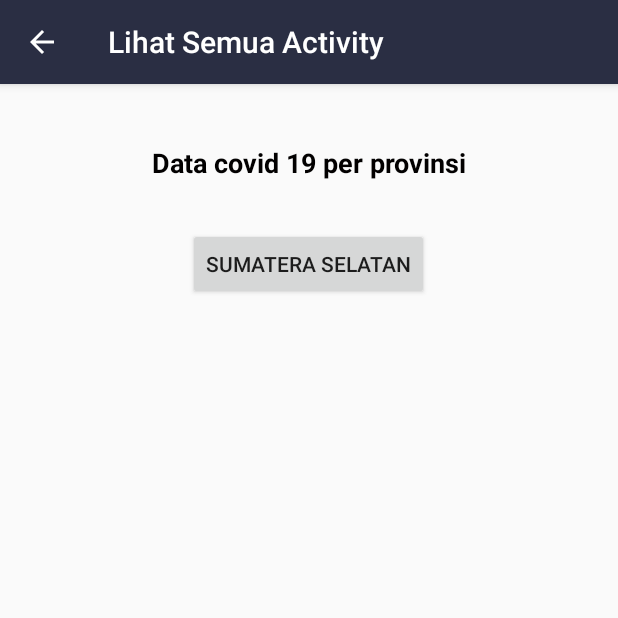
After one commit to Kelompok10PB/CapstoneProjectK10, an Android app: the LihatSemuaActivity screen opened directly, with no data from a screen before it, on a phone screen of 412 x 824 dp, the top half of it. The commit adds this screen. Run offline under Robolectric (Android 15) with nearby library versions, the phone set to English and light mode, and no system bars.

Commit message:
perpindahan_halaman

```diff
--- /dev/null
+++ b/app/src/main/java/com/example/capstoneprojectk10/LihatSemuaActivity.java
@@ -0,0 +1,26 @@
+package com.example.capstoneprojectk10;
+
+import android.content.Intent;
+import android.os.Bundle;
+import android.util.Log;
+import android.view.View;
+
+import androidx.appcompat.app.AppCompatActivity;
+
+public class LihatSemuaActivity extends AppCompatActivity {
+
+    private static final String LOG_TAG =
+            MainActivity.class.getSimpleName();
+
+    @Override
+    protected void onCreate(Bundle savedInstanceState) {
+        super.onCreate(savedInstanceState);
+        setContentView(R.layout.activity_lihat_semua);
+    }
+
+    public void launchSecondActivity(View view) {
+        Log.d(LOG_TAG, "Button clicked!");
+        Intent intent = new Intent(this, DetailActivity.class);
+        startActivity(intent);
+    }
+}
--- /dev/null
+++ b/app/src/main/res/layout/activity_lihat_semua.xml
@@ -0,0 +1,34 @@
+<?xml version="1.0" encoding="utf-8"?>
+<androidx.constraintlayout.widget.ConstraintLayout xmlns:android="http://schemas.android.com/apk/res/android"
+    xmlns:app="http://schemas.android.com/apk/res-auto"
+    xmlns:tools="http://schemas.android.com/tools"
+    android:layout_width="match_parent"
+    android:layout_height="match_parent"
+    tools:context="com.example.capstoneprojectk10.LihatSemuaActivity">
+
+    <TextView
+        android:id="@+id/textView"
+        style="@style/viewParent.headerText"
+        android:layout_alignParentLeft="true"
+        android:layout_alignParentTop="true"
+        android:layout_marginTop="40dp"
+        android:text="Data covid 19 per provinsi"
+        android:textSize="18sp"
+        app:layout_constraintEnd_toEndOf="parent"
+        app:layout_constraintStart_toStartOf="parent"
+        app:layout_constraintTop_toTopOf="parent" />
+
+    <Button
+        android:id="@+id/button"
+        android:layout_width="wrap_content"
+        android:layout_height="wrap_content"
+        android:layout_marginTop="96dp"
+        android:onClick="launchSecondActivity"
+        android:text="Sumatera selatan"
+        app:layout_constraintEnd_toEndOf="parent"
+        app:layout_constraintHorizontal_bias="0.498"
+        app:layout_constraintStart_toStartOf="parent"
+        app:layout_constraintTop_toTopOf="parent" />
+
+
+</androidx.constraintlayout.widget.ConstraintLayout>
--- a/app/src/main/res/layout/content_main.xml
+++ b/app/src/main/res/layout/content_main.xml
@@ -118,7 +118,8 @@
                     android:text="Lihat Semua"
                     android:textColor="@color/primaryTextColor"
                     android:textSize="14sp"
-                    android:textStyle="bold" />
+                    android:textStyle="bold"
+                    android:onClick="launchSecondActivity"/>
 
             </RelativeLayout>
 
```
Also changed, not shown: app/src/main/AndroidManifest.xml (+16 -0 lines), app/src/main/java/com/example/capstoneprojectk10/DetailActivity.java (added, +14 -0 lines), app/src/main/java/com/example/capstoneprojectk10/MainActivity.java (+5 -12 lines), app/src/main/res/layout/activity_detail.xml (added, +22 -0 lines).
